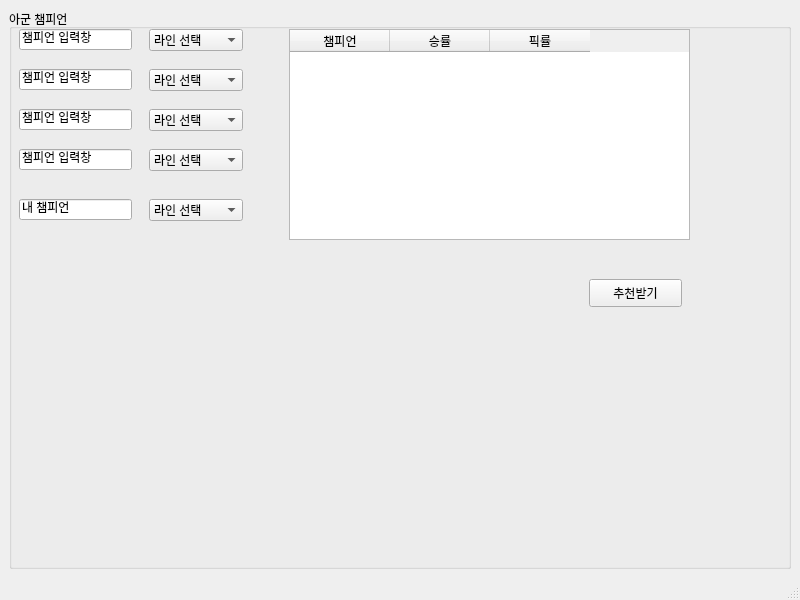
Before: the Qt Designer form 챔피언추천.ui in ksc1583/AIChampRecommendation, drawn with Qt 5.
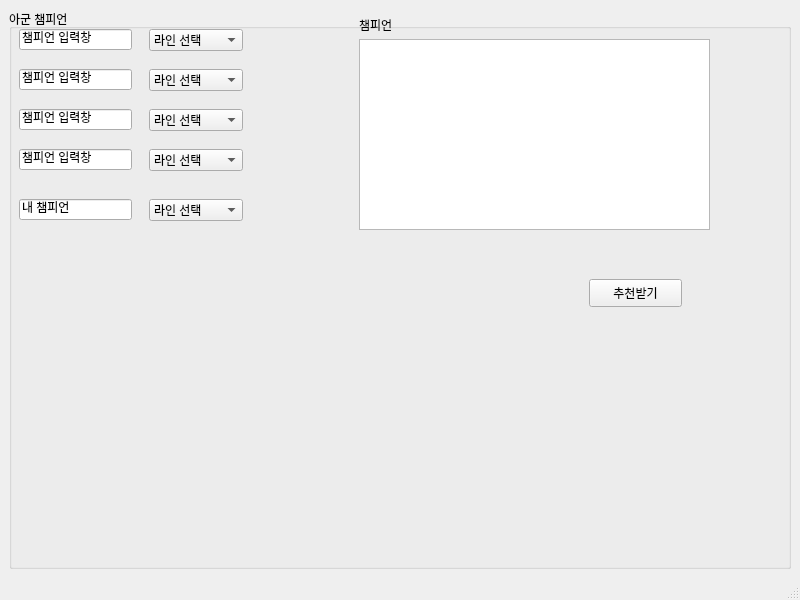
After: the same form once the commit is applied.

Commit message: 출력완성

Patch:
```diff
--- a/챔피언추천.ui
+++ b/챔피언추천.ui
@@ -298,30 +298,28 @@
         <string>추천받기</string>
        </property>
       </widget>
-      <widget class="QTableWidget" name="tableWidget">
+      <widget class="QTextEdit" name="textEdit">
        <property name="geometry">
         <rect>
-         <x>280</x>
-         <y>20</y>
-         <width>401</width>
-         <height>211</height>
+         <x>350</x>
+         <y>30</y>
+         <width>351</width>
+         <height>191</height>
         </rect>
        </property>
-       <column>
-        <property name="text">
-         <string>챔피언</string>
-        </property>
-       </column>
-       <column>
-        <property name="text">
-         <string>승률</string>
-        </property>
-       </column>
-       <column>
-        <property name="text">
-         <string>픽률</string>
-        </property>
-       </column>
+      </widget>
+      <widget class="QLabel" name="label">
+       <property name="geometry">
+        <rect>
+         <x>350</x>
+         <y>10</y>
+         <width>56</width>
+         <height>12</height>
+        </rect>
+       </property>
+       <property name="text">
+        <string>챔피언</string>
+       </property>
       </widget>
      </widget>
     </item>
```
The commit also changes 2 other files.
